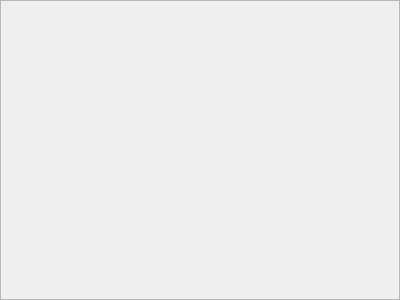
The window that Widgets/FrmVideo/FrmVideo.ui (KangLin/RabbitIm) describes before a commit, drawn with Qt 5.
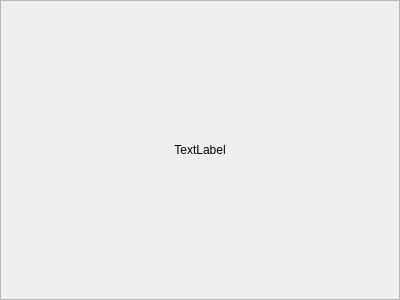
The same window after the commit.

Commit message: 修改音频呼叫提示

The edit to the form file:
```diff
--- a/Widgets/FrmVideo/FrmVideo.ui
+++ b/Widgets/FrmVideo/FrmVideo.ui
@@ -19,6 +19,36 @@
   <property name="frameShadow">
    <enum>QFrame::Raised</enum>
   </property>
+  <layout class="QGridLayout" name="gridLayout">
+   <item row="0" column="0">
+    <widget class="QLabel" name="lbPrompt">
+     <property name="sizePolicy">
+      <sizepolicy hsizetype="Preferred" vsizetype="Fixed">
+       <horstretch>0</horstretch>
+       <verstretch>0</verstretch>
+      </sizepolicy>
+     </property>
+     <property name="minimumSize">
+      <size>
+       <width>0</width>
+       <height>30</height>
+      </size>
+     </property>
+     <property name="maximumSize">
+      <size>
+       <width>16777215</width>
+       <height>30</height>
+      </size>
+     </property>
+     <property name="text">
+      <string>TextLabel</string>
+     </property>
+     <property name="alignment">
+      <set>Qt::AlignCenter</set>
+     </property>
+    </widget>
+   </item>
+  </layout>
  </widget>
  <resources/>
  <connections/>
```
The commit also changes 2 other files.
